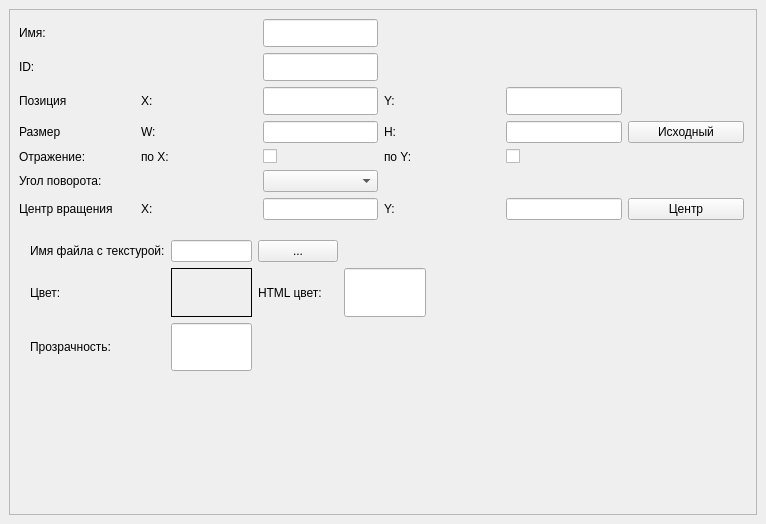
This is ui/property_window.ui in ermachkov/GUI-Creator as Qt 5 draws it before an edit. The edited form follows.
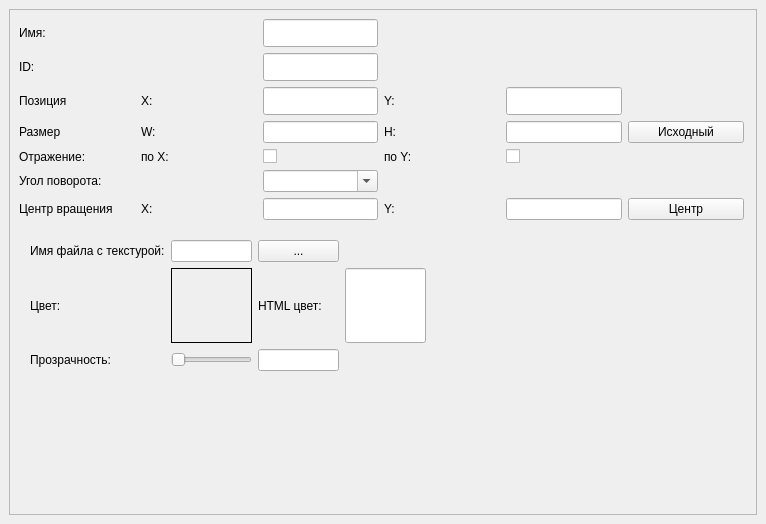
This is the edited form. The open tabs and pages were chosen to show the change.

What changed in the file:
```diff
--- a/ui/property_window.ui
+++ b/ui/property_window.ui
@@ -27,6 +27,14 @@
        <bool>true</bool>
       </property>
       <widget class="QWidget" name="mScrollAreaWidgetContents">
+       <property name="geometry">
+        <rect>
+         <x>0</x>
+         <y>0</y>
+         <width>746</width>
+         <height>482</height>
+        </rect>
+       </property>
        <widget class="QStackedWidget" name="mStackedWidget">
         <property name="geometry">
          <rect>
@@ -90,19 +98,6 @@
              </property>
             </widget>
            </item>
-           <item row="2" column="2">
-            <widget class="QLineEdit" name="lineEdit_21">
-             <property name="sizePolicy">
-              <sizepolicy hsizetype="Preferred" vsizetype="Preferred">
-               <horstretch>0</horstretch>
-               <verstretch>0</verstretch>
-              </sizepolicy>
-             </property>
-             <property name="readOnly">
-              <bool>false</bool>
-             </property>
-            </widget>
-           </item>
            <item row="1" column="3">
             <widget class="QLabel" name="label_41">
              <property name="text">
@@ -137,6 +132,26 @@
              </property>
             </widget>
            </item>
+           <item row="2" column="3">
+            <widget class="QLineEdit" name="mSpriteOpacityLineEdit">
+             <property name="sizePolicy">
+              <sizepolicy hsizetype="Preferred" vsizetype="Preferred">
+               <horstretch>0</horstretch>
+               <verstretch>0</verstretch>
+              </sizepolicy>
+             </property>
+             <property name="readOnly">
+              <bool>false</bool>
+             </property>
+            </widget>
+           </item>
+           <item row="2" column="2">
+            <widget class="QSlider" name="mSpriteOpacityHorizontalSlider">
+             <property name="orientation">
+              <enum>Qt::Horizontal</enum>
+             </property>
+            </widget>
+           </item>
           </layout>
          </widget>
         </widget>
@@ -334,7 +349,7 @@
          </widget>
         </widget>
        </widget>
-       <widget class="QWidget" name="">
+       <widget class="QWidget" name="layoutWidget">
         <property name="geometry">
          <rect>
           <x>9</x>
@@ -497,7 +512,11 @@
             </widget>
            </item>
            <item row="5" column="2">
-            <widget class="QComboBox" name="comboBox"/>
+            <widget class="QComboBox" name="mRotationAngleComboBox">
+             <property name="editable">
+              <bool>true</bool>
+             </property>
+            </widget>
            </item>
            <item row="6" column="0">
             <widget class="QLabel" name="label_10">
```
Left out of the diff: 123 changed lines with no effect on the pictures.
